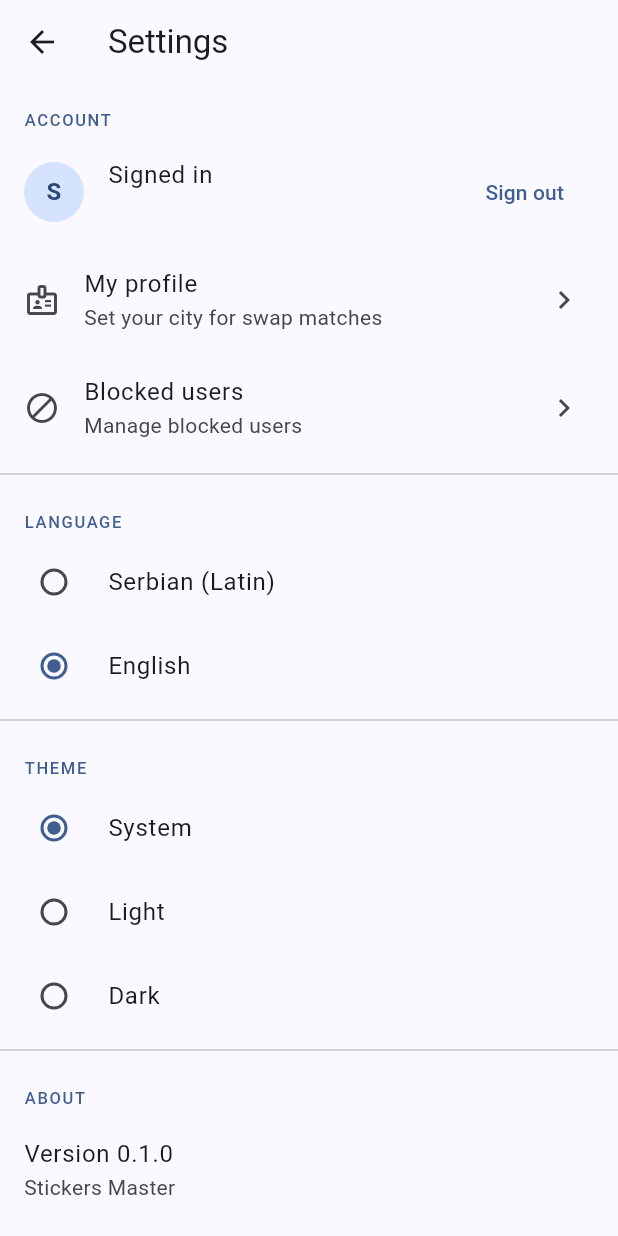
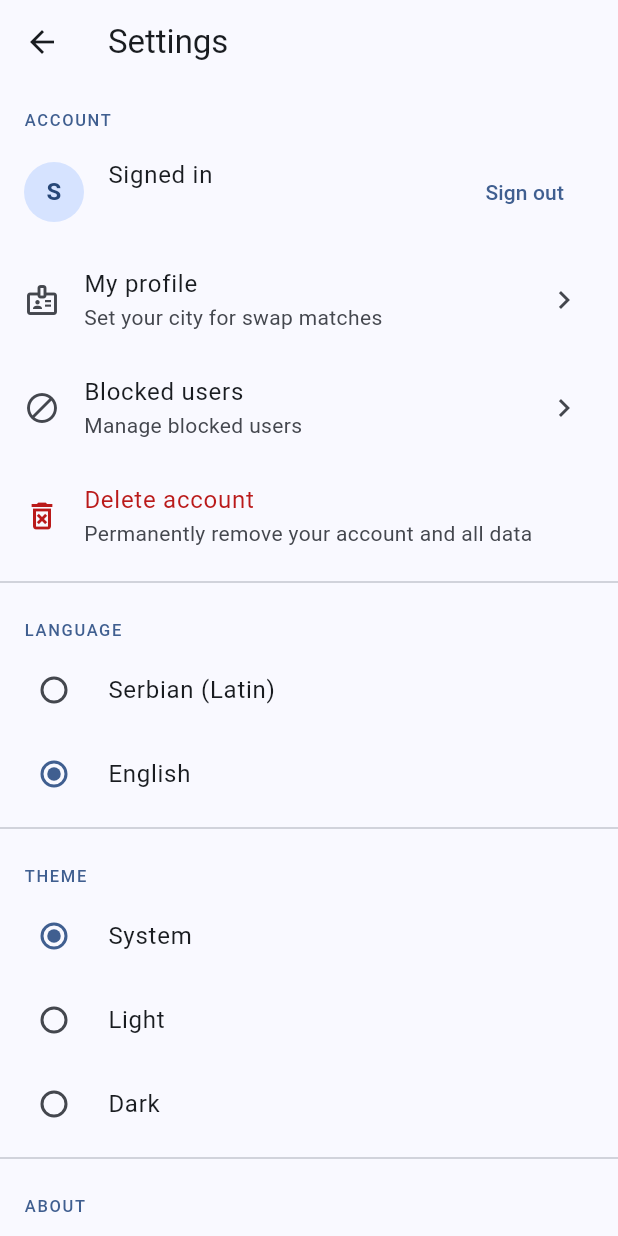
Before and after one commit to LjMax/stickers-master, a Flutter app: the SettingsScreen screen opened directly, after a tap on "Engleski", on a phone screen of 412 x 824 dp. Run offline on Flutter 3.47's test engine with Material 3 defaults, Android fonts, the phone set to English and light mode, and no system bars; our stand-ins replace cloud_firestore, cloud_functions, firebase_auth, firebase_core, firebase_messaging, flutter_local_notifications and 5 more; accounts and stored records are empty; generated files the repository leaves out were written again; network calls fail.

Commit message:
Add privacy policy and in-app account deletion

```diff
--- a/app/lib/l10n/app_en.arb
+++ b/app/lib/l10n/app_en.arb
@@ -175,6 +175,15 @@
   "signOutConfirmTitle": "Sign out?",
   "signOutConfirmBody": "Your local collection stays. Cloud sync pauses until you sign back in.",
 
+  "settingsDeleteAccount": "Delete account",
+  "settingsDeleteAccountSubtitle": "Permanently remove your account and all data",
+  "deleteAccountTitle": "Delete your account?",
+  "deleteAccountBody": "This permanently deletes your account, your collection, your swap profile, and all of your chats and messages. Conversations will be removed for the people you chatted with too. This can't be undone.",
+  "deleteAccountConfirm": "Delete",
+  "deleteAccountProgress": "Deleting your account…",
+  "deleteAccountDone": "Your account and data have been deleted.",
+  "deleteAccountError": "Couldn't delete your account. Check your connection and try again.",
+
   "stickersOwnedOfTotal": "{owned} / {total} stickers",
   "@stickersOwnedOfTotal": {
     "placeholders": {
--- a/app/lib/l10n/app_localizations.dart
+++ b/app/lib/l10n/app_localizations.dart
@@ -680,6 +680,54 @@ abstract class AppLocalizations {
   /// **'Tvoja lokalna kolekcija ostaje. Sinhronizacija sa cloud-om se zaustavlja dok se ponovo ne prijaviš.'**
   String get signOutConfirmBody;
 
+  /// No description provided for @settingsDeleteAccount.
+  ///
+  /// In sr, this message translates to:
+  /// **'Obriši nalog'**
+  String get settingsDeleteAccount;
+
+  /// No description provided for @settingsDeleteAccountSubtitle.
+  ///
+  /// In sr, this message translates to:
+  /// **'Trajno ukloni nalog i sve podatke'**
+  String get settingsDeleteAccountSubtitle;
+
+  /// No description provided for @deleteAccountTitle.
+  ///
+  /// In sr, this message translates to:
+  /// **'Obrisati nalog?'**
+  String get deleteAccountTitle;
+
+  /// No description provided for @deleteAccountBody.
+  ///
+  /// In sr, this message translates to:
+  /// **'Ovim se trajno brišu tvoj nalog, tvoja kolekcija, profil za razmenu i sva tvoja ćaskanja i poruke. Razgovori će biti uklonjeni i kod osoba sa kojima si ćaskao. Ova radnja se ne može poništiti.'**
+  String get deleteAccountBody;
+
+  /// No description provided for @deleteAccountConfirm.
+  ///
+  /// In sr, this message translates to:
+  /// **'Obriši'**
+  String get deleteAccountConfirm;
+
+  /// No description provided for @deleteAccountProgress.
+  ///
+  /// In sr, this message translates to:
+  /// **'Brisanje naloga…'**
+  String get deleteAccountProgress;
+
+  /// No description provided for @deleteAccountDone.
+  ///
+  /// In sr, this message translates to:
+  /// **'Tvoj nalog i podaci su obrisani.'**
+  String get deleteAccountDone;
+
+  /// No description provided for @deleteAccountError.
+  ///
+  /// In sr, this message translates to:
+  /// **'Brisanje naloga nije uspelo. Proveri internet vezu i pokušaj ponovo.'**
+  String get deleteAccountError;
+
   /// No description provided for @stickersOwnedOfTotal.
   ///
   /// In sr, this message translates to:
--- a/app/lib/l10n/app_localizations_en.dart
+++ b/app/lib/l10n/app_localizations_en.dart
@@ -342,6 +342,33 @@ class AppLocalizationsEn extends AppLocalizations {
       'Your local collection stays. Cloud sync pauses until you sign back in.';
 
   @override
+  String get settingsDeleteAccount => 'Delete account';
+
+  @override
+  String get settingsDeleteAccountSubtitle =>
+      'Permanently remove your account and all data';
+
+  @override
+  String get deleteAccountTitle => 'Delete your account?';
+
+  @override
+  String get deleteAccountBody =>
+      'This permanently deletes your account, your collection, your swap profile, and all of your chats and messages. Conversations will be removed for the people you chatted with too. This can\'t be undone.';
+
+  @override
+  String get deleteAccountConfirm => 'Delete';
+
+  @override
+  String get deleteAccountProgress => 'Deleting your account…';
+
+  @override
+  String get deleteAccountDone => 'Your account and data have been deleted.';
+
+  @override
+  String get deleteAccountError =>
+      'Couldn\'t delete your account. Check your connection and try again.';
+
+  @override
   String stickersOwnedOfTotal(int owned, int total) {
     return '$owned / $total stickers';
   }
--- a/app/pubspec.yaml
+++ b/app/pubspec.yaml
@@ -37,6 +37,7 @@ dependencies:
   firebase_core: ^3.6.0                      # required to initialize Firebase
   firebase_auth: ^5.3.1                      # auth (anonymous, google, email, phone)
   cloud_firestore: ^5.4.4                    # collection sync
+  cloud_functions: ^5.1.3                    # callable functions (account deletion)
   google_sign_in: ^6.2.1                     # Google Sign-In flow
 
   # Phase 3.2: push notifications
```
Also changed, not shown: app/lib/l10n/app_localizations_sr.dart (+27 -0 lines), app/lib/l10n/app_sr.arb (+17 -0 lines), app/lib/providers/auth_provider.dart (+25 -0 lines), app/lib/screens/settings_screen.dart (+77 -0 lines), 3 other files.
